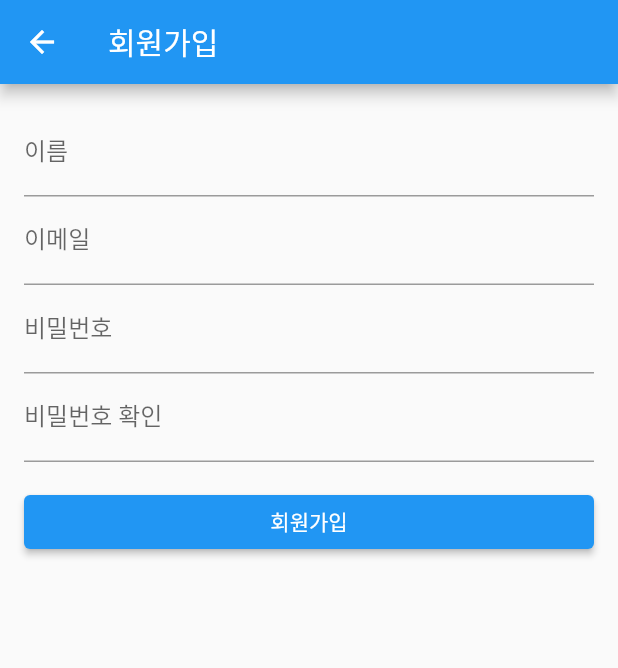
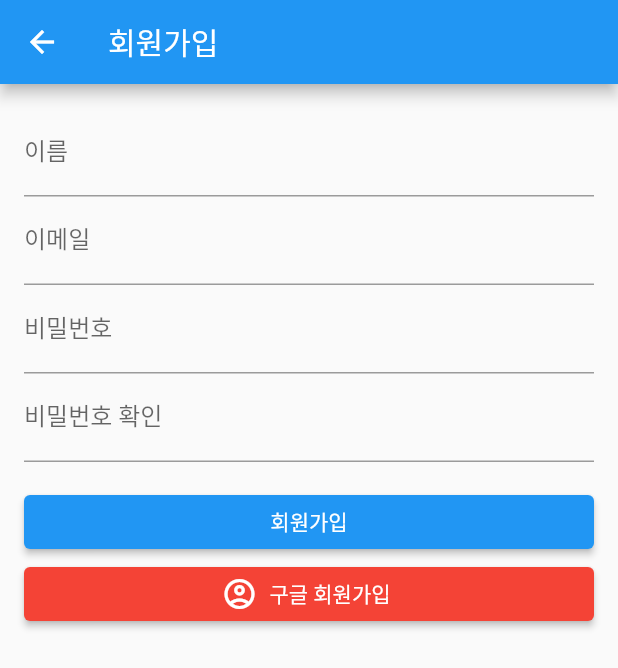
Before and after one commit to ehfdkdhswlgh/live_accident_application, a Flutter app: the RegisterPage screen opened directly, on a phone screen of 412 x 824 dp. Shown: the top 668 px of the screen. Run offline on Flutter 3.47's test engine with Material 2 defaults, Android fonts, the phone set to English and light mode, and no system bars; our stand-ins replace carousel_slider, firebase_auth, firebase_core, firebase_storage, fluttertoast, google_maps_flutter and 2 more; accounts and stored records are empty.

Commit message:
김해찬

```diff
--- a/lib/haechan/login.dart
+++ b/lib/haechan/login.dart
@@ -1,4 +1,6 @@
 import 'package:flutter/material.dart';
+// import 'package:google_sign_in/google_sign_in.dart';
+// import 'package:firebase_auth/firebase_auth.dart';
 
 void main() => runApp(MyApp());
 
@@ -24,10 +26,13 @@ class MyHomePage extends StatefulWidget {
   _MyHomePageState createState() => _MyHomePageState();
 }
 
+
 class _MyHomePageState extends State<MyHomePage> {
   final _formKey = GlobalKey<FormState>();
   final TextEditingController _emailController = TextEditingController();
   final TextEditingController _passwordController = TextEditingController();
+
+
 
   void _submitForm() {
     if (_formKey.currentState!.validate()) {
@@ -35,6 +40,7 @@ class _MyHomePageState extends State<MyHomePage> {
       // ...
     }
   }
+
 
   @override
   Widget build(BuildContext context) {
@@ -103,6 +109,18 @@ class _MyHomePageState extends State<MyHomePage> {
                     );
                   },
                   child: Text('회원가입'),
+                ),
+              ),
+              SizedBox(
+                width: double.infinity,
+                child: ElevatedButton.icon(
+                  style: ElevatedButton.styleFrom(
+                    foregroundColor: Colors.white,
+                    backgroundColor: Colors.red,
+                  ),
+                  icon: Icon(Icons.account_circle_outlined), // 아이콘
+                  label: Text('구글 로그인'),
+                  onPressed: () {  },
                 ),
               ),
             ],
@@ -206,10 +224,23 @@ class RegisterPage extends StatelessWidget {
                   child: Text('회원가입'),
                 ),
               ),
+              SizedBox(
+                width: double.infinity,
+                child: ElevatedButton.icon(
+                  style: ElevatedButton.styleFrom(
+                    foregroundColor: Colors.white,
+                    backgroundColor: Colors.red,
+                  ),
+                  icon: Icon(Icons.account_circle_outlined), // 아이콘
+                  label: Text('구글 회원가입'),
+                  onPressed: () {  },
+                ),
+              )
             ],
           ),
         ),
       ),
     );
   }
+
 }
--- a/pubspec.yaml
+++ b/pubspec.yaml
@@ -36,7 +36,7 @@ dependencies:
   geocoding: ^2.0.0
   geolocator: ^7.1.0
   flutter_typeahead: ^3.1.3
-
+  google_sign_in: ^6.1.0
   google_places_flutter: ^2.0.5
 
 
@@ -80,7 +80,8 @@ flutter:
   uses-material-design: true
 
   # To add assets to your application, add an assets section, like this:
-  # assets:
+  assets:
+    - images/
   #   - images/a_dot_burr.jpeg
   #   - images/a_dot_ham.jpeg
 
```
